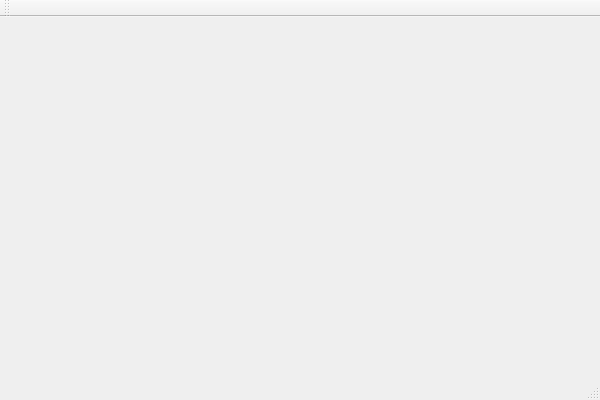
The window that ScannerGUI/mainwindow.ui (barnex/SetupSoftware) describes before a commit, drawn with Qt 5.
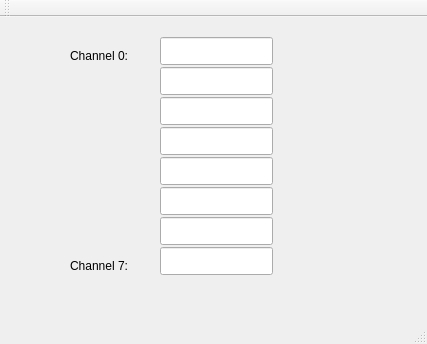
The same window after the commit.

Diff of the .ui file:
```diff
--- a/ScannerGUI/mainwindow.ui
+++ b/ScannerGUI/mainwindow.ui
@@ -1,24 +1,170 @@
 <ui version="4.0">
  <class>MainWindow</class>
- <widget class="QMainWindow" name="MainWindow" >
-  <property name="geometry" >
+ <widget class="QMainWindow" name="MainWindow">
+  <property name="geometry">
    <rect>
     <x>0</x>
     <y>0</y>
-    <width>600</width>
-    <height>400</height>
+    <width>427</width>
+    <height>344</height>
    </rect>
   </property>
   <property name="windowTitle" >
    <string>MainWindow</string>
   </property>
-  <widget class="QMenuBar" name="menuBar" />
-  <widget class="QToolBar" name="mainToolBar" />
-  <widget class="QWidget" name="centralWidget" />
-  <widget class="QStatusBar" name="statusBar" />
+  <widget class="QWidget" name="centralWidget">
+   <widget class="QLineEdit" name="channel0_out_0">
+    <property name="geometry">
+     <rect>
+      <x>160</x>
+      <y>20</y>
+      <width>113</width>
+      <height>28</height>
+     </rect>
+    </property>
+    <property name="readOnly">
+     <bool>true</bool>
+    </property>
+   </widget>
+   <widget class="QLineEdit" name="channel0_out_2">
+    <property name="geometry">
+     <rect>
+      <x>160</x>
+      <y>80</y>
+      <width>113</width>
+      <height>28</height>
+     </rect>
+    </property>
+    <property name="readOnly">
+     <bool>true</bool>
+    </property>
+   </widget>
+   <widget class="QLineEdit" name="channel0_out_3">
+    <property name="geometry">
+     <rect>
+      <x>160</x>
+      <y>110</y>
+      <width>113</width>
+      <height>28</height>
+     </rect>
+    </property>
+    <property name="readOnly">
+     <bool>true</bool>
+    </property>
+   </widget>
+   <widget class="QLineEdit" name="channel0_out_4">
+    <property name="geometry">
+     <rect>
+      <x>160</x>
+      <y>140</y>
+      <width>113</width>
+      <height>28</height>
+     </rect>
+    </property>
+    <property name="readOnly">
+     <bool>true</bool>
+    </property>
+   </widget>
+   <widget class="QLineEdit" name="channel0_out_5">
+    <property name="geometry">
+     <rect>
+      <x>160</x>
+      <y>170</y>
+      <width>113</width>
+      <height>28</height>
+     </rect>
+    </property>
+    <property name="readOnly">
+     <bool>true</bool>
+    </property>
+   </widget>
+   <widget class="QLineEdit" name="channel0_out_6">
+    <property name="geometry">
+     <rect>
+      <x>160</x>
+      <y>200</y>
+      <width>113</width>
+      <height>28</height>
+     </rect>
+    </property>
+    <property name="readOnly">
+     <bool>true</bool>
+    </property>
+   </widget>
+   <widget class="QLineEdit" name="channel0_out_7">
+    <property name="geometry">
+     <rect>
+      <x>160</x>
+      <y>230</y>
+      <width>113</width>
+      <height>28</height>
+     </rect>
+    </property>
+    <property name="readOnly">
+     <bool>true</bool>
+    </property>
+   </widget>
+   <widget class="QLineEdit" name="channel0_out_1">
+    <property name="geometry">
+     <rect>
+      <x>160</x>
+      <y>50</y>
+      <width>113</width>
+      <height>28</height>
+     </rect>
+    </property>
+    <property name="readOnly">
+     <bool>true</bool>
+    </property>
+   </widget>
+   <widget class="QLabel" name="label">
+    <property name="geometry">
+     <rect>
+      <x>70</x>
+      <y>30</y>
+      <width>81</width>
+      <height>18</height>
+     </rect>
+    </property>
+    <property name="text">
+     <string>Channel 0:</string>
+    </property>
+   </widget>
+   <widget class="QLabel" name="label_2">
+    <property name="geometry">
+     <rect>
+      <x>70</x>
+      <y>240</y>
+      <width>81</width>
+      <height>18</height>
+     </rect>
+    </property>
+    <property name="text">
+     <string>Channel 7:</string>
+    </property>
+   </widget>
+  </widget>
+  <widget class="QMenuBar" name="menuBar">
+   <property name="geometry">
+    <rect>
+     <x>0</x>
+     <y>0</y>
+     <width>427</width>
+     <height>26</height>
+    </rect>
+   </property>
+  </widget>
+  <widget class="QToolBar" name="mainToolBar">
+   <attribute name="toolBarArea">
+    <enum>TopToolBarArea</enum>
+   </attribute>
+   <attribute name="toolBarBreak">
+    <bool>false</bool>
+   </attribute>
+  </widget>
+  <widget class="QStatusBar" name="statusBar"/>
  </widget>
- <layoutDefault spacing="6" margin="11" />
- <pixmapfunction></pixmapfunction>
+ <layoutdefault spacing="6" margin="11"/>
  <resources/>
  <connections/>
 </ui>
```
Left out of the diff: 3 changed lines with no effect on the pictures.
